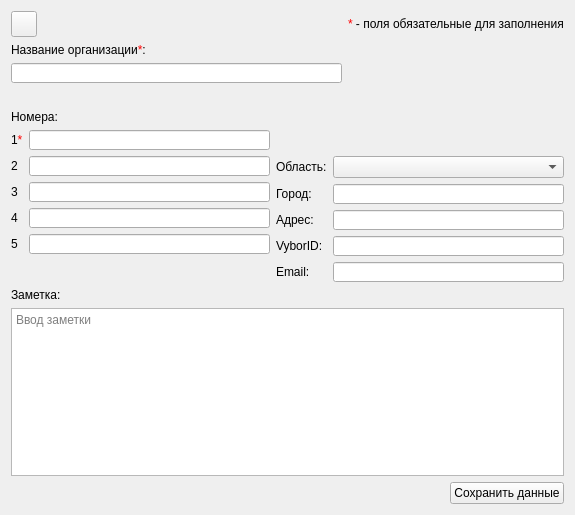
First picture: the form in src/EditOrgContactDialog.ui, repository okostynchuk/Outcall, before the edit.
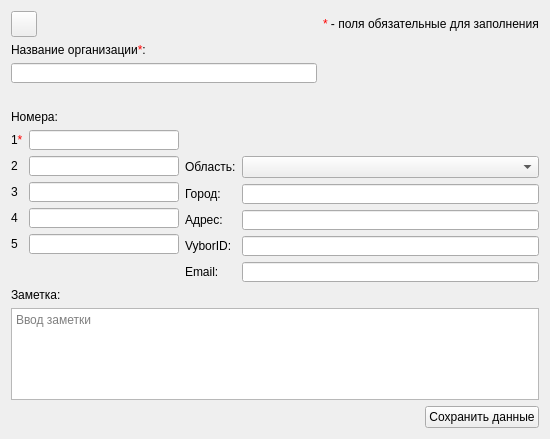
Second picture: the form after the edit. Icons and pictures are not drawn.

Diff of the .ui file:
```diff
--- a/src/EditOrgContactDialog.ui
+++ b/src/EditOrgContactDialog.ui
@@ -6,8 +6,8 @@
    <rect>
     <x>0</x>
     <y>0</y>
-    <width>575</width>
-    <height>515</height>
+    <width>550</width>
+    <height>439</height>
    </rect>
   </property>
   <property name="windowTitle">
@@ -41,15 +41,21 @@
        </item>
        <item row="4" column="1">
         <widget class="QLineEdit" name="fifthNumber">
+         <property name="sizePolicy">
+          <sizepolicy hsizetype="Preferred" vsizetype="Fixed">
+           <horstretch>0</horstretch>
+           <verstretch>0</verstretch>
+          </sizepolicy>
+         </property>
          <property name="minimumSize">
           <size>
-           <width>230</width>
+           <width>150</width>
            <height>20</height>
           </size>
          </property>
          <property name="maximumSize">
           <size>
-           <width>16777215</width>
+           <width>150</width>
            <height>20</height>
           </size>
          </property>
@@ -60,15 +66,21 @@
        </item>
        <item row="2" column="1">
         <widget class="QLineEdit" name="thirdNumber">
+         <property name="sizePolicy">
+          <sizepolicy hsizetype="Preferred" vsizetype="Fixed">
+           <horstretch>0</horstretch>
+           <verstretch>0</verstretch>
+          </sizepolicy>
+         </property>
          <property name="minimumSize">
           <size>
-           <width>230</width>
+           <width>150</width>
            <height>20</height>
           </size>
          </property>
          <property name="maximumSize">
           <size>
-           <width>16777215</width>
+           <width>150</width>
            <height>20</height>
           </size>
          </property>
@@ -86,15 +98,21 @@
        </item>
        <item row="0" column="1">
         <widget class="QLineEdit" name="firstNumber">
+         <property name="sizePolicy">
+          <sizepolicy hsizetype="Preferred" vsizetype="Fixed">
+           <horstretch>0</horstretch>
+           <verstretch>0</verstretch>
+          </sizepolicy>
+         </property>
          <property name="minimumSize">
           <size>
-           <width>230</width>
+           <width>150</width>
            <height>20</height>
           </size>
          </property>
          <property name="maximumSize">
           <size>
-           <width>16777215</width>
+           <width>150</width>
            <height>20</height>
           </size>
          </property>
@@ -126,15 +144,21 @@
        </item>
        <item row="3" column="1">
         <widget class="QLineEdit" name="fourthNumber">
+         <property name="sizePolicy">
+          <sizepolicy hsizetype="Preferred" vsizetype="Fixed">
+           <horstretch>0</horstretch>
+           <verstretch>0</verstretch>
+          </sizepolicy>
+         </property>
          <property name="minimumSize">
           <size>
-           <width>230</width>
+           <width>150</width>
            <height>20</height>
           </size>
          </property>
          <property name="maximumSize">
           <size>
-           <width>16777215</width>
+           <width>150</width>
            <height>20</height>
           </size>
          </property>
@@ -145,15 +169,21 @@
        </item>
        <item row="1" column="1">
         <widget class="QLineEdit" name="secondNumber">
+         <property name="sizePolicy">
+          <sizepolicy hsizetype="Preferred" vsizetype="Fixed">
+           <horstretch>0</horstretch>
+           <verstretch>0</verstretch>
+          </sizepolicy>
+         </property>
          <property name="minimumSize">
           <size>
-           <width>230</width>
+           <width>150</width>
            <height>20</height>
           </size>
          </property>
          <property name="maximumSize">
           <size>
-           <width>16777215</width>
+           <width>150</width>
            <height>20</height>
           </size>
          </property>
@@ -162,7 +192,7 @@
          </property>
         </widget>
        </item>
-       <item row="5" column="1">
+       <item row="5" column="0" colspan="2">
         <spacer name="verticalSpacer">
          <property name="orientation">
           <enum>Qt::Vertical</enum>
@@ -409,6 +439,12 @@
     <layout class="QGridLayout" name="gridLayout_4">
      <item row="1" column="0" colspan="3">
       <widget class="QTextEdit" name="comment">
+       <property name="minimumSize">
+        <size>
+         <width>0</width>
+         <height>90</height>
+        </size>
+       </property>
        <property name="focusPolicy">
         <enum>Qt::StrongFocus</enum>
        </property>
@@ -442,13 +478,26 @@
        </property>
       </widget>
      </item>
-     <item row="0" column="0">
+     <item row="0" column="0" colspan="3">
       <widget class="QLabel" name="label_17">
        <property name="text">
         <string>Заметка:</string>
        </property>
       </widget>
      </item>
+     <item row="2" column="1">
+      <spacer name="horizontalSpacer">
+       <property name="orientation">
+        <enum>Qt::Horizontal</enum>
+       </property>
+       <property name="sizeHint" stdset="0">
+        <size>
+         <width>40</width>
+         <height>20</height>
+        </size>
+       </property>
+      </spacer>
+     </item>
     </layout>
    </item>
   </layout>
```
